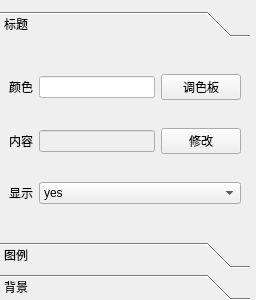
Old version of the form views/UI_styleForm.ui in the repository kingry1/GraduationProject-Data-Visualization-System.
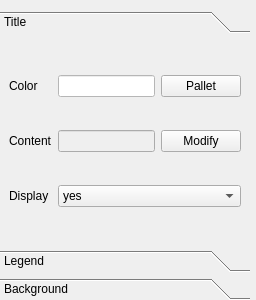
New version of the form. The open tabs and pages were chosen to show the change.

The edit to the form file:
```diff
--- a/views/UI_styleForm.ui
+++ b/views/UI_styleForm.ui
@@ -54,11 +54,11 @@
           <x>0</x>
           <y>0</y>
           <width>250</width>
-          <height>175</height>
+          <height>178</height>
          </rect>
         </property>
         <attribute name="label">
-         <string>标题</string>
+         <string>Title</string>
         </attribute>
         <layout class="QHBoxLayout" name="horizontalLayout">
          <item>
@@ -66,21 +66,21 @@
            <item row="1" column="0">
             <widget class="QLabel" name="label_5">
              <property name="text">
-              <string>内容</string>
+              <string>Content</string>
              </property>
             </widget>
            </item>
            <item row="1" column="2">
             <widget class="QPushButton" name="pushButton_2">
              <property name="text">
-              <string>修改</string>
+              <string>Modify</string>
              </property>
             </widget>
            </item>
            <item row="2" column="0">
             <widget class="QLabel" name="label_6">
              <property name="text">
-              <string>显示</string>
+              <string>Display</string>
              </property>
             </widget>
            </item>
@@ -100,7 +100,7 @@
               </size>
              </property>
              <property name="text">
-              <string>调色板</string>
+              <string>Pallet</string>
              </property>
             </widget>
            </item>
@@ -128,7 +128,7 @@
            <item row="0" column="0">
             <widget class="QLabel" name="label">
              <property name="text">
-              <string>颜色</string>
+              <string>Color</string>
              </property>
             </widget>
            </item>
@@ -160,7 +160,7 @@
          </rect>
         </property>
         <attribute name="label">
-         <string>图例</string>
+         <string>Legend</string>
         </attribute>
         <layout class="QHBoxLayout" name="horizontalLayout_2">
          <item>
@@ -221,7 +221,7 @@
          </rect>
         </property>
         <attribute name="label">
-         <string>背景</string>
+         <string>Background</string>
         </attribute>
         <layout class="QHBoxLayout" name="horizontalLayout_3">
          <item>
```
Left out of the diff: 14 changed lines with no effect on the pictures.
